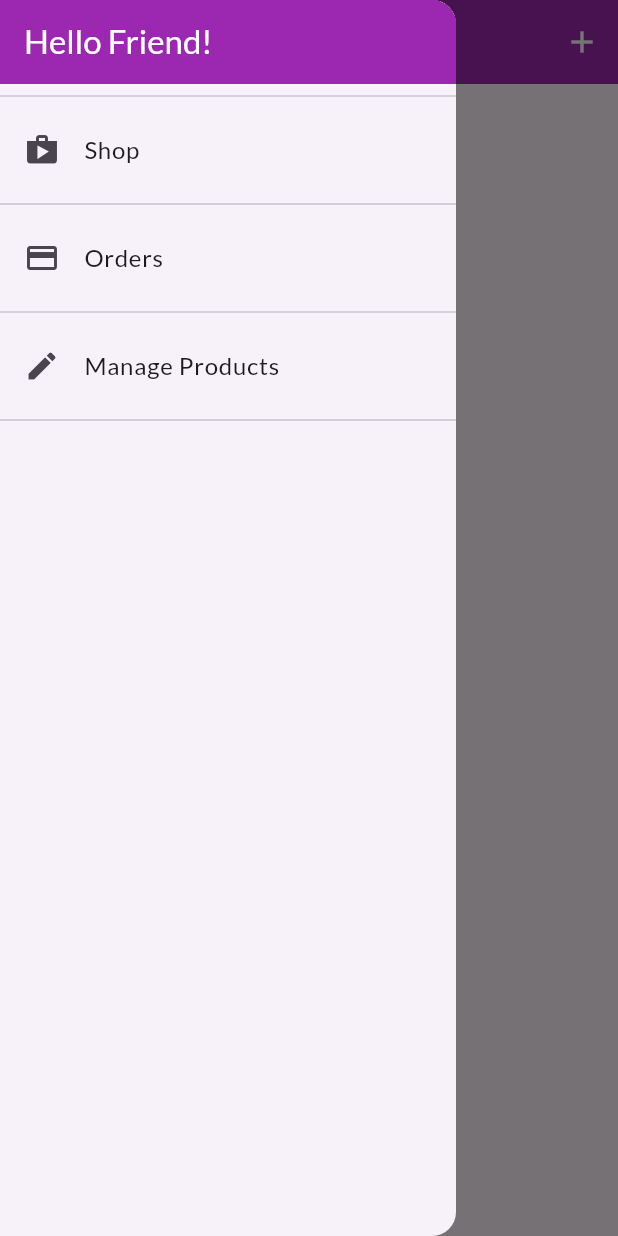
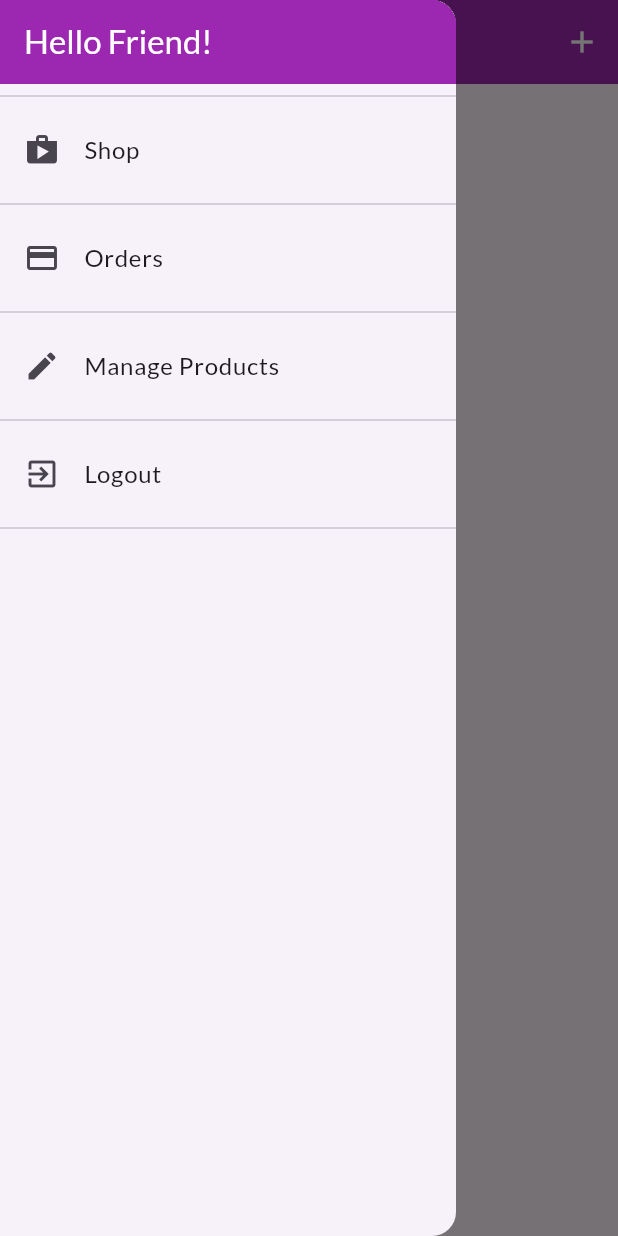
Before and after one commit to arshadmallik47/My_shop_app, a Flutter app: the UserProductScreen screen opened by its route, with the side drawer open, on a phone screen of 412 x 824 dp. Run offline on Flutter 3.47's test engine with Material 3 defaults, Android fonts, the phone set to English and light mode, and no system bars.

Commit message:
- done user authentication

```diff
--- a/lib/providers/auth_provider.dart
+++ b/lib/providers/auth_provider.dart
@@ -7,8 +7,8 @@ import 'package:http/http.dart' as http;
 import 'package:shop_app/models/http_exception.dart';
 
 class AuthProvider with ChangeNotifier {
-  late String _token;
-  late String _userId;
+  String? _token;
+  String? _userId;
   DateTime? _expiryDate;
 
   bool get isAuth {
@@ -19,9 +19,13 @@ class AuthProvider with ChangeNotifier {
     if (_expiryDate != null &&
         _expiryDate!.isAfter(DateTime.now()) &&
         _token != null) {
-      return _token;
+      return _token!;
     }
     return null;
+  }
+
+  String get userId {
+    return _userId!;
   }
 
   Future<void> _authenticate(
@@ -77,19 +81,13 @@ class AuthProvider with ChangeNotifier {
   // login user
   Future<void> logIn(String email, String password) async {
     return _authenticate(email, password, 'signInWithPassword');
-    //  const url =
+  }
 
-    //     'https://identitytoolkit.googleapis.com/v1/accounts:signInWithPassword?key=AIzaSyDzgWxjYFN-I4biShqHUb9nKKa6QTx63us';
-    // final response = await http.post(
-    //   Uri.parse(url),
-    //   body: json.encode(
-    //     {
-    //       'email': email,
-    //       'password': password,
-    //       'returnSecureToken': true,
-    //     },
-    //   ),
-    // );
-    // print(json.decode(response.body));
+  // logout user
+  void logout() {
+    _token = null;
+    _userId = null;
+    _expiryDate = null;
+    notifyListeners();
   }
 }
--- a/lib/providers/order.dart
+++ b/lib/providers/order.dart
@@ -1,3 +1,5 @@
+// ignore_for_file: unnecessary_null_comparison
+
 import 'dart:convert';
 
 import 'package:flutter/material.dart';
@@ -20,6 +22,9 @@ class OrderItem {
 
 class OrdersProvider with ChangeNotifier {
   List<OrderItem> _orders = [];
+  final String authToken;
+  final String userId;
+  OrdersProvider(this.authToken, this.userId, this._orders);
 
   // get orders...
   List<OrderItem> get orders {
@@ -28,7 +33,8 @@ class OrdersProvider with ChangeNotifier {
 
   // fetch and set orders
   Future<void> fetchAndSetOrders() async {
-    const url = 'https://my-shop-d3722-default-rtdb.firebaseio.com/orders.json';
+    final url =
+        'https://my-shop-d3722-default-rtdb.firebaseio.com/orders/$userId.json?auth=$authToken';
     final response = await http.get(Uri.parse(url));
     final List<OrderItem> loadedOrders = [];
     final extractedData = json.decode(response.body) as Map<String, dynamic>;
@@ -59,7 +65,8 @@ class OrdersProvider with ChangeNotifier {
   // Add Orders...
 
   Future<void> addOrders(List<CartItem> cartProducts, double total) async {
-    const url = 'https://my-shop-d3722-default-rtdb.firebaseio.com/orders.json';
+    final url =
+        'https://my-shop-d3722-default-rtdb.firebaseio.com/orders/$userId.json?auth=$authToken';
     final timestamp = DateTime.now();
     final response = await http.post(
       Uri.parse(url),
--- a/lib/screens/user_product_screen.dart
+++ b/lib/screens/user_product_screen.dart
@@ -11,12 +11,12 @@ class UserProductScreen extends StatelessWidget {
 
   Future<void> _refreshProducts(BuildContext context) async {
     await Provider.of<ProductProvider>(context, listen: false)
-        .fetchAndSetProducts();
+        .fetchAndSetProducts(true);
   }
 
   @override
   Widget build(BuildContext context) {
-    final productsData = Provider.of<ProductProvider>(context);
+    // final productsData = Provider.of<ProductProvider>(context);
     return Scaffold(
       appBar: AppBar(
         leading: Builder(
@@ -47,9 +47,17 @@ class UserProductScreen extends StatelessWidget {
         ],
       ),
       drawer: const AppDrawer(),
-      body: RefreshIndicator(
+      body: FutureBuilder(
+        future: _refreshProducts(context),
+        builder: (BuildContext context, AsyncSnapshot<dynamic> snapshot) =>
+            snapshot.connectionState == ConnectionState.waiting
+                ? const Center(
+                    child: CircularProgressIndicator(),
+                  )
+                : RefreshIndicator(
                     onRefresh: () => _refreshProducts(context),
-        child: Padding(
+                    child: Consumer<ProductProvider>(
+                      builder: (context, productsData, _) => Padding(
                         padding: const EdgeInsets.all(8.0),
                         child: ListView.builder(
                           itemCount: productsData.items.length,
@@ -66,6 +74,8 @@ class UserProductScreen extends StatelessWidget {
                         ),
                       ),
                     ),
+                  ),
+      ),
     );
   }
 }
--- a/lib/widgets/app_drawer.dart
+++ b/lib/widgets/app_drawer.dart
@@ -1,4 +1,6 @@
 import 'package:flutter/material.dart';
+import 'package:provider/provider.dart';
+import 'package:shop_app/providers/auth_provider.dart';
 import 'package:shop_app/screens/orders_screen.dart';
 import 'package:shop_app/screens/user_product_screen.dart';
 
@@ -38,6 +40,13 @@ class AppDrawer extends StatelessWidget {
                 context, UserProductScreen.routeName),
           ),
           const Divider(),
+          ListTile(
+              leading: const Icon(Icons.exit_to_app),
+              title: const Text('Logout'),
+              onTap: () {
+                Provider.of<AuthProvider>(context, listen: false).logout();
+              }),
+          const Divider(),
         ],
       ),
     );
--- a/lib/widgets/order_item.dart
+++ b/lib/widgets/order_item.dart
@@ -37,7 +37,7 @@ class _OrderItemWidgetState extends State<OrderItemWidget> {
           if (_expanded)
             Container(
               padding: const EdgeInsets.symmetric(horizontal: 15, vertical: 4),
-              height: min(widget.orders.products.length * 20.0 + 10, 100),
+              height: min(widget.orders.products.length * 20.0 + 15, 100),
               child: ListView(
                 children: widget.orders.products
                     .map(
--- a/lib/widgets/product_item.dart
+++ b/lib/widgets/product_item.dart
@@ -1,5 +1,6 @@
 import 'package:flutter/material.dart';
 import 'package:provider/provider.dart';
+import 'package:shop_app/providers/auth_provider.dart';
 import 'package:shop_app/providers/cart.dart';
 import 'package:shop_app/providers/product.dart';
 import 'package:shop_app/screens/product_detail_screen.dart';
@@ -16,6 +17,7 @@ class ProductItem extends StatelessWidget {
   Widget build(BuildContext context) {
     final prod = Provider.of<Product>(context, listen: false);
     final cart = Provider.of<CartProvider>(context, listen: false);
+    final authData = Provider.of<AuthProvider>(context, listen: false);
     return ClipRRect(
       borderRadius: BorderRadius.circular(10),
       child: GridTile(
@@ -24,7 +26,7 @@ class ProductItem extends StatelessWidget {
           leading: Consumer<Product>(
             builder: (context, prod, _) => IconButton(
               onPressed: () {
-                prod.toggleFavorite();
+                prod.toggleFavorite(authData.token!, authData.userId!);
               },
               icon: Icon(
                   prod.isFavorite ? Icons.favorite : Icons.favorite_border),
```
Also changed, not shown: lib/main.dart (+19 -4 lines), lib/providers/product.dart (+4 -6 lines), lib/providers/product_provider.dart (+21 -10 lines). Lines whose indentation alone changed are shown as unchanged.
